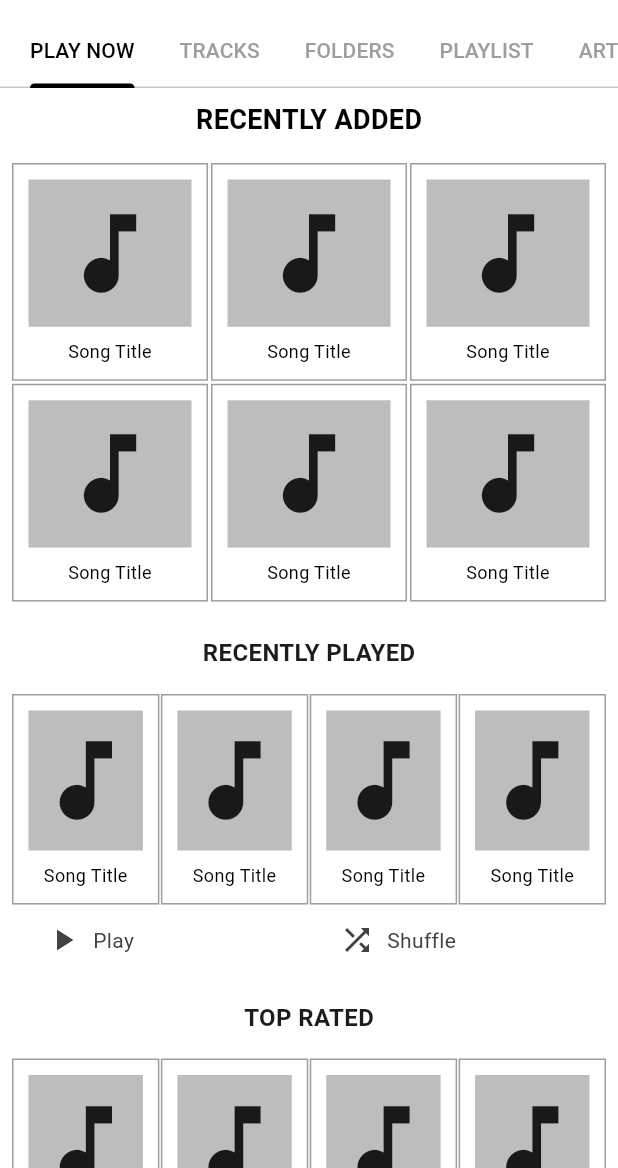
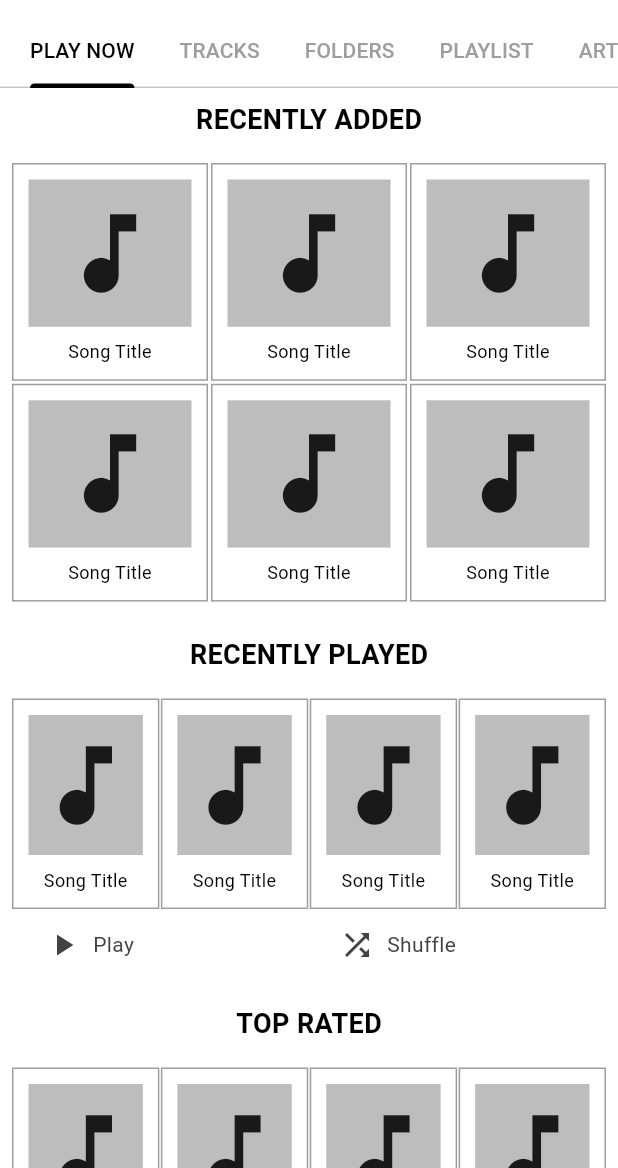
Before and after one commit to Fine-Guy-21/Flutter_Music_Player, a Flutter app: the screen it shows after launch, on a phone screen of 412 x 824 dp, the part 68-1236 px from its top. Run offline on Flutter 3.47's test engine with Material 3 defaults, Android fonts, the phone set to English and light mode, and no system bars; our stand-ins replace material_design_icons_flutter; Roboto replaces fonts that are missing (Lato-Bold).

Commit message:
Update playnow.dart

```diff
--- a/fine_music_player/lib/view/widgets/playnow.dart
+++ b/fine_music_player/lib/view/widgets/playnow.dart
@@ -33,7 +33,9 @@ class PlayNowContainers extends StatelessWidget {
       ),
       child: Column(
         children: [
-          Padding(
+          GestureDetector(
+            onTap: () {},
+            child: Padding(
               padding: const EdgeInsets.all(8.0),
               child: Text(
                 title,
@@ -41,6 +43,7 @@ class PlayNowContainers extends StatelessWidget {
                   fontWeight: FontWeight.bold,
                   fontSize: 18,
                   color: color.primaryTextColor,
+                ),
               ),
             ),
           ),
@@ -73,13 +76,17 @@ class PlayNowContainers extends StatelessWidget {
       ),
       child: Column(
         children: [
-          Padding(
+          GestureDetector(
+            onTap: () {},
+            child: Padding(
               padding: const EdgeInsets.all(8.0),
               child: Text(
                 title,
-              style: const TextStyle(
+                style: TextStyle(
                   fontWeight: FontWeight.bold,
-                fontSize: 16,
+                  fontSize: 18,
+                  color: color.primaryTextColor,
+                ),
               ),
             ),
           ),
```
Lines whose indentation alone changed are shown as unchanged.
